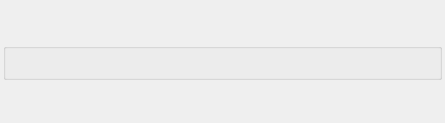
Above: src/developer/main/setupscene/widget/ui/setupsceneUI.ui from code-google-com/mayatools before the change. Below: the same form after it.
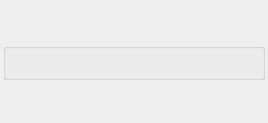
That is the form after the change. Icons and pictures are not drawn.

What changed in the file:
```diff
--- a/src/developer/main/setupscene/widget/ui/setupsceneUI.ui
+++ b/src/developer/main/setupscene/widget/ui/setupsceneUI.ui
@@ -6,7 +6,7 @@
    <rect>
     <x>0</x>
     <y>0</y>
-    <width>445</width>
+    <width>268</width>
     <height>123</height>
    </rect>
   </property>
@@ -137,19 +137,6 @@
          </item>
         </layout>
        </item>
-       <item>
-        <spacer name="eee">
-         <property name="orientation">
-          <enum>Qt::Horizontal</enum>
-         </property>
-         <property name="sizeHint" stdset="0">
-          <size>
-           <width>143</width>
-           <height>20</height>
-          </size>
-         </property>
-        </spacer>
-       </item>
       </layout>
      </widget>
     </item>
```
Left out of the diff: 17 changed lines with no effect on the pictures.
